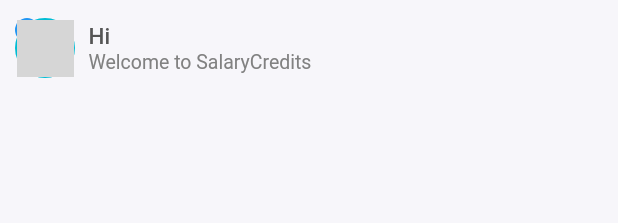
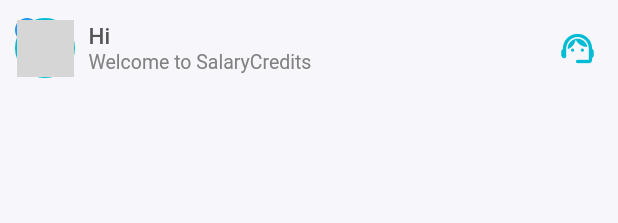
Before and after one commit to nlebplsacred/salarycredits, a Flutter app: the AppBarWidget widget shown alone on an empty page, opened directly with empty values, after a tap on the "menu" icon, on a phone screen of 412 x 824 dp. Shown: the top 223 px of the screen. Run offline on Flutter 3.47's test engine with Material 3 defaults, Android fonts, the phone set to English and light mode, and no system bars; our stand-ins replace device_info_plus, file_picker, flutter_html, form_field_validator, image_cropper, image_picker and 5 more; missing offline and left inert: get_ip_address, syncfusion_flutter_pdfviewer; accounts and stored records are empty; network calls fail; grey boxes are pictures that could not be loaded.

Commit message:
product icons chnages

```diff
--- a/lib/features/dashboard/dashboard_page.dart
+++ b/lib/features/dashboard/dashboard_page.dart
@@ -514,9 +514,9 @@ class _DashboardPageState extends State<DashboardPage> {
                 },
                 child: Container(
                   decoration: BoxDecoration(
-                    color: AppColor.lightBlue,
+                    color: AppColor.bgScreen3,
                     borderRadius: const BorderRadius.all(Radius.circular(12)),
-                    border: Border.all(width: 1, color: AppColor.lightBlue),
+                    border: Border.all(width: 1, color: AppColor.bgScreen3),
                   ),
                   child: Padding(
                     padding: const EdgeInsets.only(left: 12.0, right: 12.0),
--- a/lib/features/dashboard/widgets/app_bar_widget.dart
+++ b/lib/features/dashboard/widgets/app_bar_widget.dart
@@ -1,5 +1,6 @@
 import 'package:flutter/material.dart';
 import 'package:flutter/services.dart';
+import 'package:salarycredits/features/help_and_support/help_and_support_page.dart';
 
 import '../../../models/login/login_response_model.dart';
 import '../../../utility/global.dart';
@@ -21,10 +22,33 @@ class AppBarWidget extends StatelessWidget implements PreferredSizeWidget {
         crossAxisAlignment: CrossAxisAlignment.start,
         mainAxisAlignment: MainAxisAlignment.start,
         children: [
-          Text('Hi ${user.firstName} ${user.lastName ?? ""}', textAlign: TextAlign.left),
-          const Text(
-            "Welcome to SalaryCredits",
-            style: TextStyle(fontSize: 13.0, fontWeight: FontWeight.w400, color: AppColor.grey, height: 1.3),
+          Row(
+            mainAxisAlignment: MainAxisAlignment.spaceBetween,
+            children: [
+              Column(
+                mainAxisAlignment: MainAxisAlignment.center,
+                crossAxisAlignment: CrossAxisAlignment.start,
+                children: [
+                  Text('Hi ${user.firstName} ${user.lastName ?? ""}', textAlign: TextAlign.left),
+                  const Text(
+                    "Welcome to SalaryCredits",
+                    style: TextStyle(fontSize: 13.0, fontWeight: FontWeight.w400, color: AppColor.grey, height: 1.3),
+                  ),
+                ],
+              ),
+              Padding(
+                padding: const EdgeInsets.only(right: 0.0),
+                child: IconButton(
+                  onPressed: () {
+                    Navigator.push(context, MaterialPageRoute(builder: (context){
+                      return const HelpSupportPage();
+                    }));
+                  },
+                  icon: const Icon(Icons.support_agent_rounded, size: 26,),
+                  color: AppColor.darkBlue,
+                ),
+              ),
+            ],
           ),
         ],
       ),
--- a/lib/features/dashboard/widgets/offer_listview_widget.dart
+++ b/lib/features/dashboard/widgets/offer_listview_widget.dart
@@ -4,7 +4,6 @@ import 'package:salarycredits/features/debt_consolidation/debt_consolidation_pag
 import 'package:salarycredits/features/earned_wage_access/ewa_page.dart';
 import 'package:salarycredits/features/fast_pay/fast_pay_page.dart';
 import 'package:salarycredits/features/salary_advance/salary_advance_page.dart';
-import 'package:salarycredits/utility/global.dart';
 import 'package:salarycredits/values/styles.dart';
 import '../../../models/loan/applicant_dashboard_base_model.dart';
 import '../../../values/colors.dart';
@@ -94,10 +93,10 @@ class _OfferListViewState extends State<OfferListView> {
               child: ClipRRect(
                 borderRadius: const BorderRadius.all(Radius.circular(8)),
                 child: Material(
-                  color: AppColor.lightBlue,
+                  color: AppColor.white,
                   child: Padding(
                     padding: const EdgeInsets.all(3),
-                    child: Image.asset(Global.getIconName(productList[index].applicationTypeId), color: AppColor.white),
+                    child: Image.network(productList[index].applicationIconPath, color: AppColor.lightBlue),
                   ),
                 ),
               ),
--- a/lib/features/login_type/login_type_page.dart
+++ b/lib/features/login_type/login_type_page.dart
@@ -21,7 +21,7 @@ class _LoginTypePageState extends State<LoginTypePage> {
 
   Timer getTimer() {
     return Timer.periodic(const Duration(seconds: 3), (timer) {
-      if (pageNo == 5) {
+      if (pageNo == 6) {
         pageNo = 0;
       }
 
@@ -103,9 +103,9 @@ class _LoginTypePageState extends State<LoginTypePage> {
                                 children: [
                                   CircleAvatar(
                                     maxRadius: 30.0,
-                                    backgroundColor: AppColor.lightBlue,
-                                    child: Image.asset(AppText.productIcon[index],
-                                        width: 50, height: 50, color: AppColor.white),
+                                    backgroundColor: AppColor.white,
+                                    child: Image.network(AppText.productIcon[index],
+                                        width: 50, height: 50, color: AppColor.lightBlue),
                                   ),
                                 ],
                               ),
--- a/lib/features/my_applications/my_applications_page.dart
+++ b/lib/features/my_applications/my_applications_page.dart
@@ -189,8 +189,8 @@ class _MyApplicationsPageState extends State<MyApplicationsPage> {
                             child: Material(
                               color: AppColor.lightBlue,
                               child: Padding(
-                                padding: const EdgeInsets.all(3),
-                                child: Image.asset(Global.getIconName(model.getShortLoanList[index].getApplicationTypeId), color: AppColor.white),
+                                padding: const EdgeInsets.all(7),
+                                child: Image.network(Global.getIconPath(model.getShortLoanList[index].getApplicationTypeId), color: AppColor.white),
                               ),
                             ),
                           ),
--- a/lib/features/my_profile/my_profile_page.dart
+++ b/lib/features/my_profile/my_profile_page.dart
@@ -608,7 +608,7 @@ class _MyProfilePageState extends State<MyProfilePage> {
                     padding: EdgeInsets.only(right: 16.0),
                     child: Align(
                       alignment: Alignment.centerRight,
-                      child: Icon(Icons.done, size: 26, color: AppColor.lightBlack),
+                      child: Icon(Icons.done, size: 26, color: AppColor.green),
                     ),
                   ),
                 ),
@@ -640,7 +640,7 @@ class _MyProfilePageState extends State<MyProfilePage> {
                     child: const ClipRRect(
                       borderRadius: BorderRadius.all(Radius.circular(8)),
                       child: Material(
-                        color: AppColor.darkBlue,
+                        color: AppColor.bgScreen3,
                         child: Icon(Icons.mobile_friendly_rounded, size: 24, color: AppColor.white),
                       ),
                     ),
@@ -680,7 +680,7 @@ class _MyProfilePageState extends State<MyProfilePage> {
                         onPressed: () {
                           showMobileUpdateView();
                         },
-                        icon: const Icon(Icons.edit, size: 26, color: AppColor.darkBlue),
+                        icon: const Icon(Icons.edit, size: 24, color: AppColor.darkBlue),
                       ),
                     ),
                   ),
--- a/lib/features/upcoming_deduction/my_upcoming_deduction_page.dart
+++ b/lib/features/upcoming_deduction/my_upcoming_deduction_page.dart
@@ -91,7 +91,7 @@ class _MyUpcomingDeductionPageState extends State<MyUpcomingDeductionPage> {
                 height: 120.0,
                 width: double.maxFinite,
                 decoration: const BoxDecoration(
-                  color: AppColor.lightBlue,
+                  color: AppColor.bgScreen3,
                   borderRadius: BorderRadius.all(Radius.circular(12)),
                   boxShadow: [
                     BoxShadow(
@@ -167,7 +167,7 @@ class _MyUpcomingDeductionPageState extends State<MyUpcomingDeductionPage> {
                             Text(getDate(activeDeductionBase.activeDeductions[index].getEMIDate, outputFormatMonth), style: AppStyle.smallGrey),
                           ],
                         ),
-                        trailing: const Icon(Icons.keyboard_arrow_right, color: AppColor.lightBlue, size: 32),
+                        trailing: const Icon(Icons.keyboard_arrow_right, color: AppColor.lightBlack, size: 32),
                       ),
                     );
                   }),
```
Also changed, not shown: lib/features/help_and_support/help_and_support_page.dart (+5 -13 lines), lib/utility/global.dart (+25 -2 lines), lib/values/strings.dart (+8 -5 lines).
